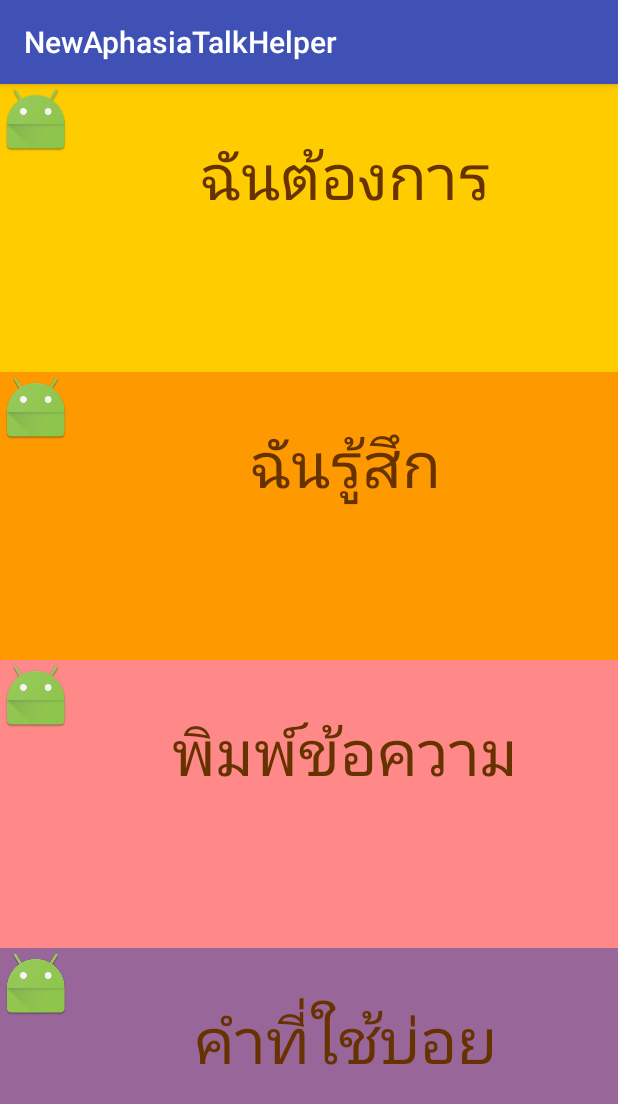
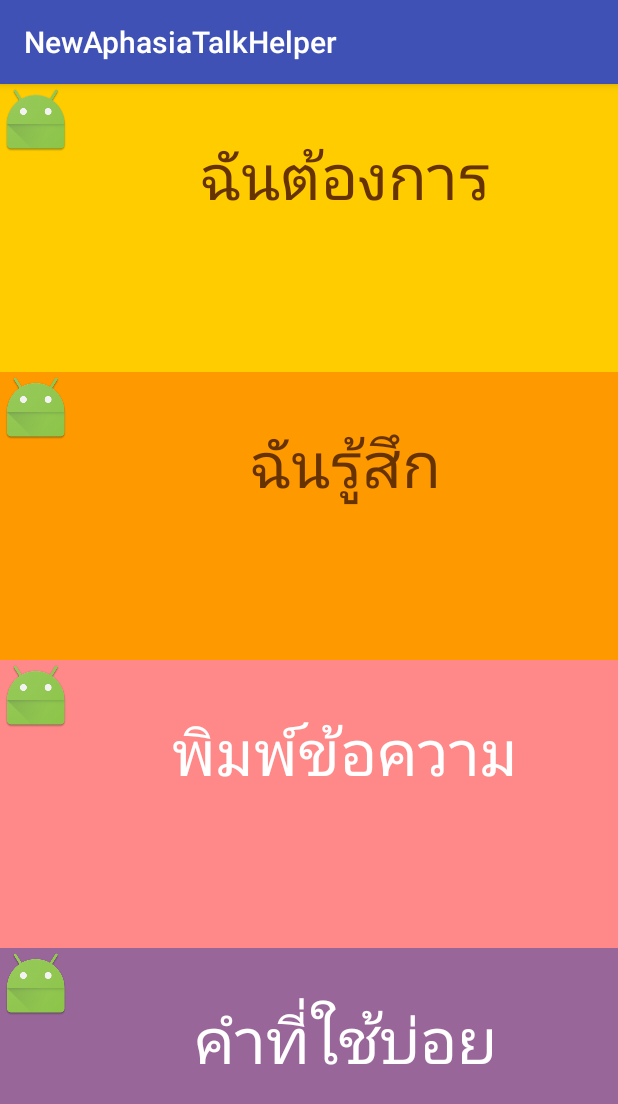
Before and after one commit to Blinkblinkk/NewAphasiaTalkHelper, an Android app: the screen it shows after launch (MainActivity), on a phone screen of 412 x 824 dp. Shown: the top 1104 px of the screen. Run offline under Robolectric (Android 15) with nearby library versions, the phone set to English and light mode, and no system bars.

Commit message:
no message

```diff
--- a/NewAphasiaTalkHelper/app/src/main/res/layout/activity_main.xml
+++ b/NewAphasiaTalkHelper/app/src/main/res/layout/activity_main.xml
@@ -93,7 +93,7 @@
             android:layout_width="match_parent"
             android:layout_height="wrap_content"
             android:text="พิมพ์ข้อความ"
-            android:textColor="#663300"
+            android:textColor="#FFFFFF"
             android:textSize="42sp"
             android:textAlignment="center"
             android:paddingTop="30dp"
@@ -125,7 +125,7 @@
             android:layout_width="match_parent"
             android:layout_height="wrap_content"
             android:text="คำที่ใช้บ่อย"
-            android:textColor="#663300"
+            android:textColor="#FFFFFF"
             android:textSize="42sp"
             android:textAlignment="center"
             android:paddingTop="30dp"
```
